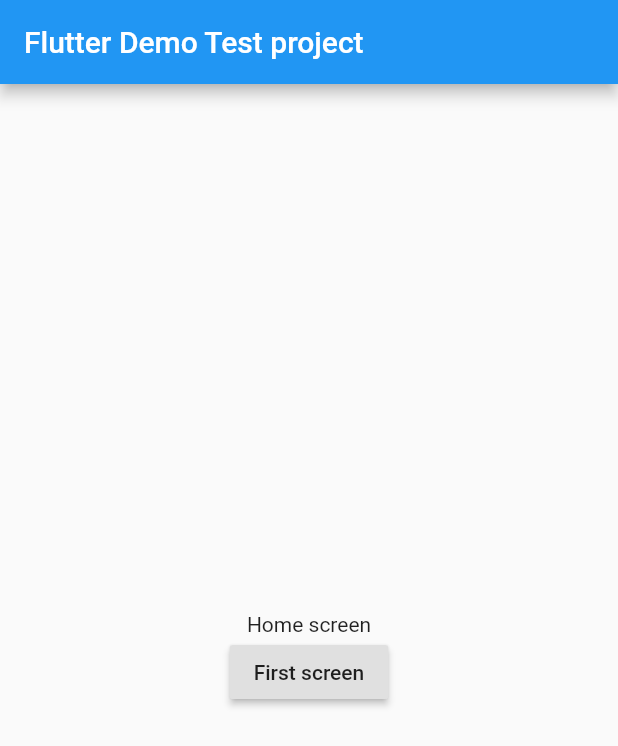
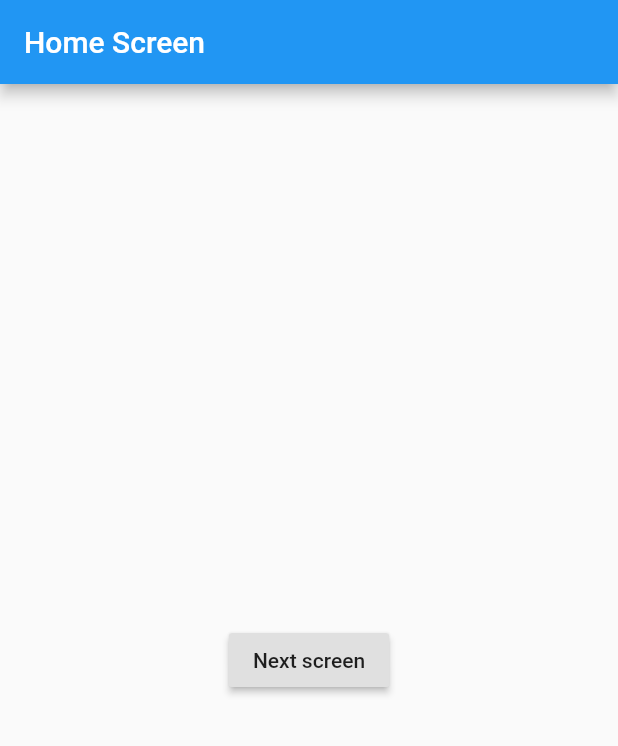
Before and after one commit to harsha973/flutter-tests-demo, a Flutter app: the screen it shows after launch, on a phone screen of 412 x 824 dp. Shown: the top 746 px of the screen. Run offline on Flutter 3.47's test engine with Material 2 defaults, Android fonts, the phone set to English and light mode, and no system bars.

Commit message:
Req #first_tests - Added basic UI and widget test

```diff
--- a/lib/first_screen.dart
+++ b/lib/first_screen.dart
@@ -1,7 +1,7 @@
 import 'package:flutter/cupertino.dart';
 import 'package:flutter/material.dart';
 
-class FirstPage extends StatelessWidget {
+class AnotherPage extends StatelessWidget {
 
   @override
   Widget build(BuildContext context) {
--- a/lib/main.dart
+++ b/lib/main.dart
@@ -4,42 +4,30 @@ import 'package:flutter_tests/routes.dart';
 void main() => runApp(MyApp());
 
 class MyApp extends StatelessWidget {
-  // This widget is the root of your application.
   @override
   Widget build(BuildContext context) {
     return MaterialApp(
       title: 'Testing App',
       theme: ThemeData(primarySwatch: Colors.blue,),
-      home: HomePage(title: 'Flutter Demo Test project'),
       routes: Routes.routes(),
     );
   }
 }
 
 class HomePage extends StatelessWidget {
-  HomePage({Key key, this.title}) : super(key: key);
+  HomePage({Key key, @required this.title}) : super(key: key);
   final String title;
 
   @override
   Widget build(BuildContext context) {
     return Scaffold(
-      appBar: AppBar(
-        title: Text(title),
-      ),
+      appBar: AppBar(title: Text(title),),
       body: Center(
-        // Center is a layout widget. It takes a single child and positions it
-        // in the middle of the parent.
-        child: Column(
-          mainAxisAlignment: MainAxisAlignment.center,
-          children: <Widget>[
-            Text('Home screen',),
-            RaisedButton(
-              child: Text('First screen'),
-              onPressed: () {
-                Navigator.of(context).pushNamed(Routes.FIRST_SCREEN_ROUTE);
-              },
-            ),
-          ],
+        child: RaisedButton(
+          child: Text('Next screen'),
+          onPressed: () {
+            Navigator.of(context).pushNamed(Routes.ANOTHER_SCREEN_ROUTE);
+          },
         ),
       ),
     );
--- a/lib/routes.dart
+++ b/lib/routes.dart
@@ -3,13 +3,13 @@ import 'package:flutter_tests/first_screen.dart';
 import 'package:flutter_tests/main.dart';
 
 class Routes {
-  static const HOME_SCREEN_ROUTE = '/home_screen';
-  static const FIRST_SCREEN_ROUTE = '/first_screen';
+  static const HOME_SCREEN_ROUTE = '/';
+  static const ANOTHER_SCREEN_ROUTE = '/another_screen';
 
   static Map<String, WidgetBuilder> routes() {
     return <String, WidgetBuilder>{
-      FIRST_SCREEN_ROUTE: (context) => FirstPage(),
-      HOME_SCREEN_ROUTE: (context) => HomePage()
+      ANOTHER_SCREEN_ROUTE: (context) => AnotherPage(),
+      HOME_SCREEN_ROUTE: (context) => HomePage(title: "Home Screen",)
     };
   }
 }
```
Also changed, not shown: 3 other files.
